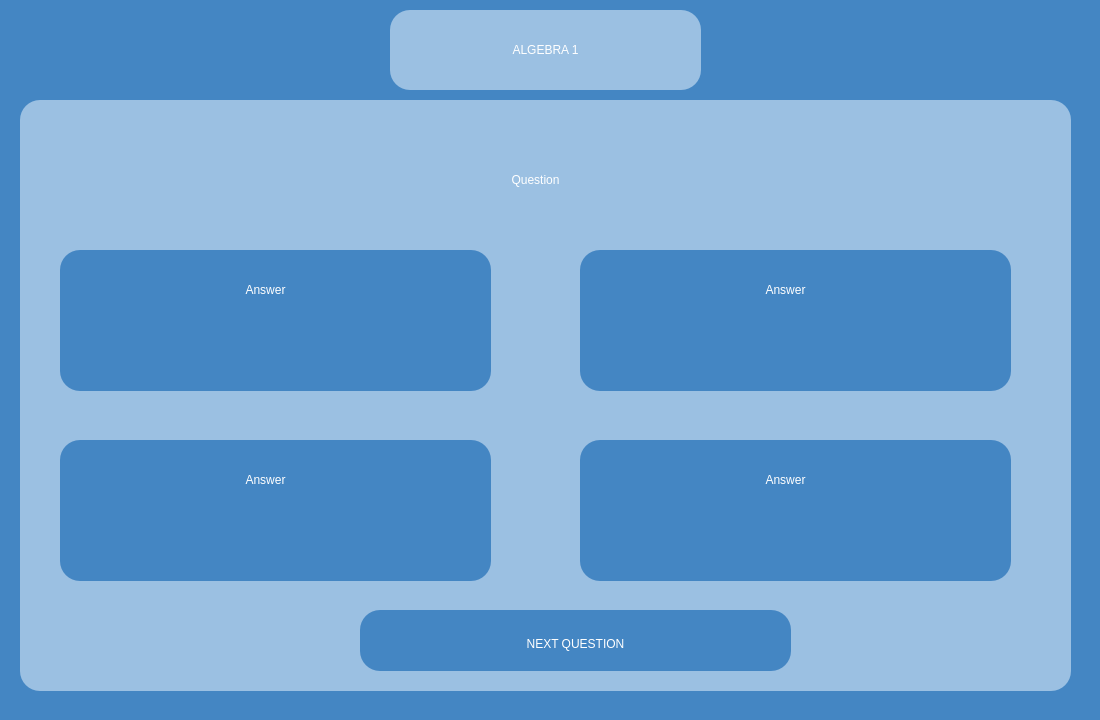
Above: AGUniverse/presentationLayer/algebraExam1.ui from codingburgas/sprint-eschool-ag-universe before the change. Below: the same form after it.
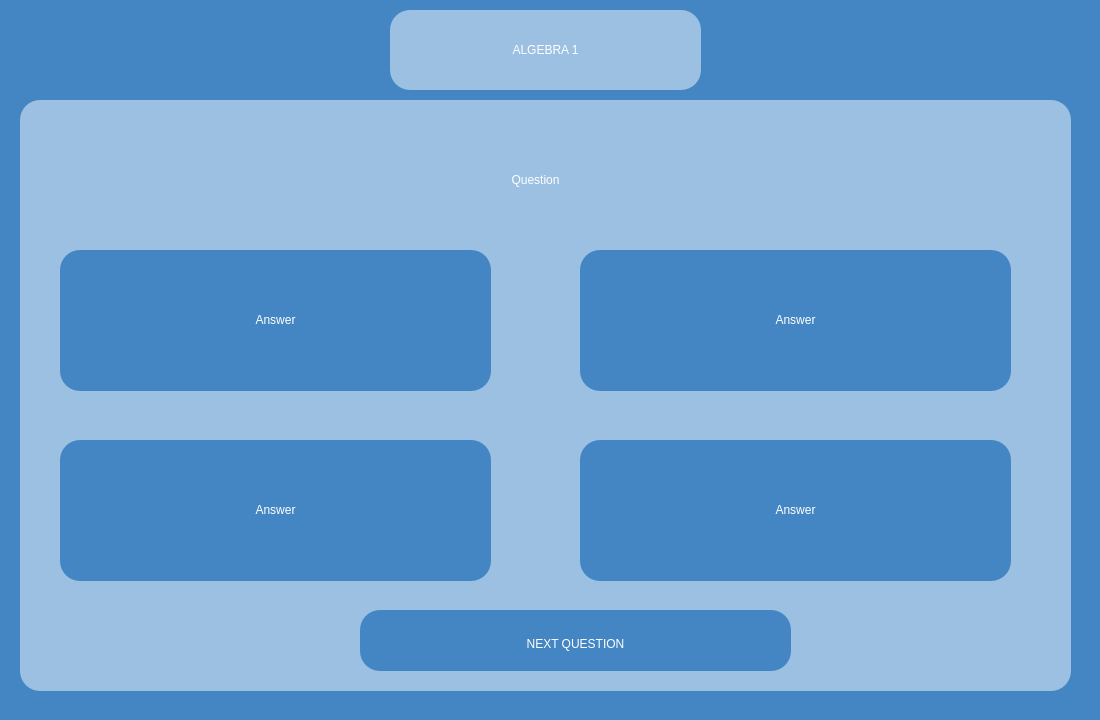
That is the form after the change.

Commit message: Enhance buttons in exams pages

The edit to the form file:
```diff
--- a/AGUniverse/presentationLayer/algebraExam1.ui
+++ b/AGUniverse/presentationLayer/algebraExam1.ui
@@ -118,9 +118,9 @@
     <widget class="QLabel" name="answer_1">
      <property name="geometry">
       <rect>
-       <x>60</x>
-       <y>10</y>
-       <width>291</width>
+       <x>10</x>
+       <y>40</y>
+       <width>411</width>
        <height>61</height>
       </rect>
      </property>
@@ -178,9 +178,9 @@
     <widget class="QLabel" name="answer_2">
      <property name="geometry">
       <rect>
-       <x>60</x>
-       <y>10</y>
-       <width>291</width>
+       <x>10</x>
+       <y>40</y>
+       <width>411</width>
        <height>61</height>
       </rect>
      </property>
@@ -238,9 +238,9 @@
     <widget class="QLabel" name="answer_3">
      <property name="geometry">
       <rect>
-       <x>60</x>
-       <y>10</y>
-       <width>291</width>
+       <x>10</x>
+       <y>40</y>
+       <width>411</width>
        <height>61</height>
       </rect>
      </property>
@@ -298,9 +298,9 @@
     <widget class="QLabel" name="answer_4">
      <property name="geometry">
       <rect>
-       <x>60</x>
-       <y>10</y>
-       <width>291</width>
+       <x>10</x>
+       <y>40</y>
+       <width>411</width>
        <height>61</height>
       </rect>
      </property>
```
Left out of the diff: 8 changed lines with no effect on the pictures. The commit also changes 7 other files.
